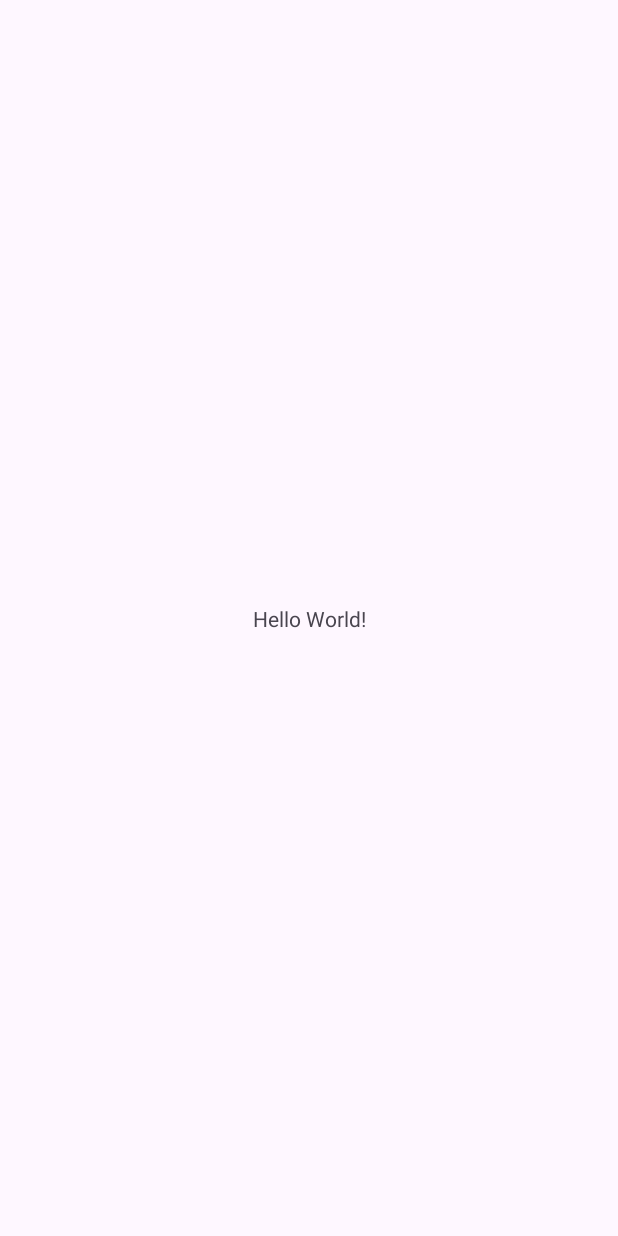
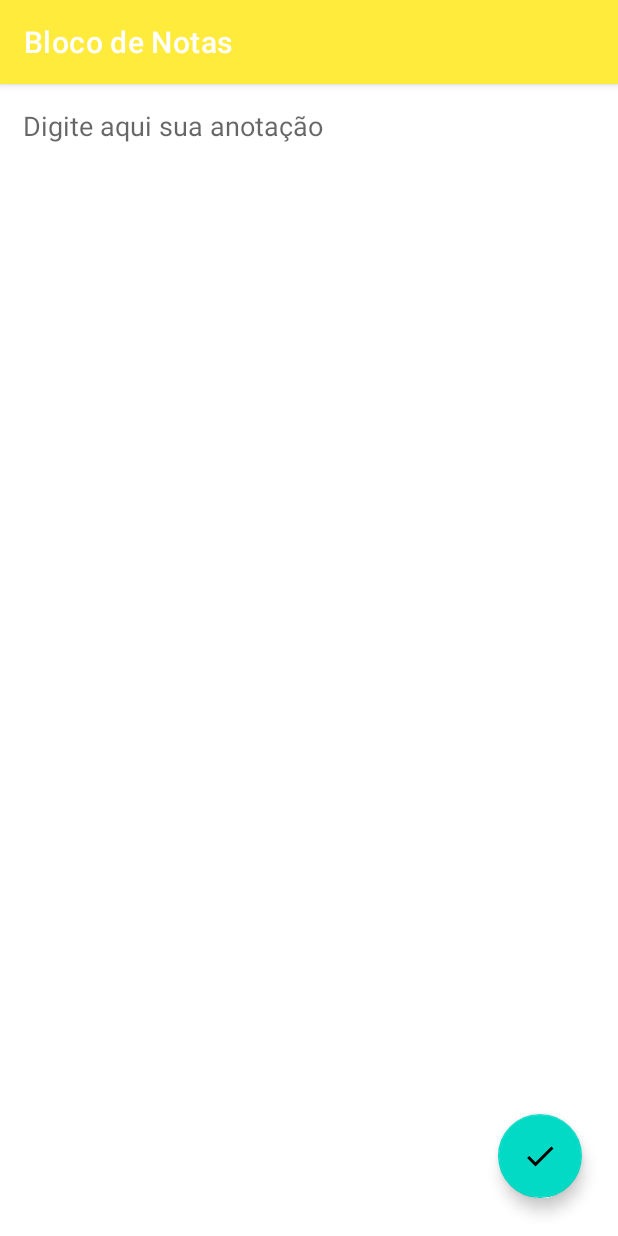
Before and after one commit to gildairmoreira/app-blocoDeNotas, an Android app: the screen it shows after launch (MainActivity), on a phone screen of 412 x 824 dp. Before the commit the screen is almost empty. Run offline under Robolectric (Android 15) with nearby library versions, the phone set to English and light mode, and no system bars.

Commit message:
feat: layout pronto

```diff
--- a/app/src/main/java/com/gildair/blocodenotas/MainActivity.java
+++ b/app/src/main/java/com/gildair/blocodenotas/MainActivity.java
@@ -13,7 +13,6 @@ public class MainActivity extends AppCompatActivity {
     @Override
     protected void onCreate(Bundle savedInstanceState) {
         super.onCreate(savedInstanceState);
-        EdgeToEdge.enable(this);
         setContentView(R.layout.activity_main);
         ViewCompat.setOnApplyWindowInsetsListener(findViewById(R.id.main), (v, insets) -> {
             Insets systemBars = insets.getInsets(WindowInsetsCompat.Type.systemBars());
--- /dev/null
+++ b/app/src/main/res/drawable/ic_salvar.xml
@@ -0,0 +1,5 @@
+<vector xmlns:android="http://schemas.android.com/apk/res/android" android:height="24dp" android:tint="#FFFFFF" android:viewportHeight="24" android:viewportWidth="24" android:width="24dp">
+
+    <path android:fillColor="@android:color/white" android:pathData="M9,16.17L4.83,12l-1.42,1.41L9,19 21,7l-1.41,-1.41z"/>
+
+</vector>
--- a/app/src/main/res/layout/activity_main.xml
+++ b/app/src/main/res/layout/activity_main.xml
@@ -7,13 +7,38 @@
     android:layout_height="match_parent"
     tools:context=".MainActivity">
 
-    <TextView
+    <EditText
+        android:id="@+id/editAnotacao"
+        android:layout_width="match_parent"
+        android:layout_height="match_parent"
+        android:text=""
+        android:hint="Digite aqui sua anotação"
+        android:textColor="@color/black"
+        android:textSize="18sp"
+        android:background="@color/white"
+        android:inputType="textMultiLine"
+        android:singleLine="false"
+        android:gravity="start"
+        android:padding="15dp"
+        app:layout_constraintStart_toStartOf="parent"
+        app:layout_constraintEnd_toEndOf="parent"
+        app:layout_constraintTop_toTopOf="parent"
+        app:layout_constraintBottom_toBottomOf="parent"
+        />
+
+    <com.google.android.material.floatingactionbutton.FloatingActionButton
+        android:id="@+id/fb_salvar"
         android:layout_width="wrap_content"
         android:layout_height="wrap_content"
-        android:text="Hello World!"
-        app:layout_constraintBottom_toBottomOf="parent"
-        app:layout_constraintEnd_toEndOf="parent"
-        app:layout_constraintStart_toStartOf="parent"
-        app:layout_constraintTop_toTopOf="parent" />
+        android:clickable="true"
+        android:contentDescription="SAVE"
+        app:layout_constraintBottom_toBottomOf="@id/editAnotacao"
+        app:layout_constraintEnd_toEndOf="@id/editAnotacao"
+        app:layout_constraintHorizontal_bias="0.932"
+        app:layout_constraintStart_toStartOf="@id/editAnotacao"
+        app:layout_constraintTop_toTopOf="@id/editAnotacao"
+        app:layout_constraintVertical_bias="0.964"
+        app:srcCompat="@drawable/ic_salvar"
+        tools:ignore="VectorDrawableCompact"/>
 
 </androidx.constraintlayout.widget.ConstraintLayout>
--- a/app/src/main/res/values/colors.xml
+++ b/app/src/main/res/values/colors.xml
@@ -2,4 +2,5 @@
 <resources>
     <color name="black">#FF000000</color>
     <color name="white">#FFFFFFFF</color>
+    <color name="yellow">#FFEB3B</color>
 </resources>
--- a/app/src/main/res/values/themes.xml
+++ b/app/src/main/res/values/themes.xml
@@ -1,8 +1,12 @@
 <resources xmlns:tools="http://schemas.android.com/tools">
     <!-- Base application theme. -->
-    <style name="Base.Theme.BlocoDeNotas" parent="Theme.Material3.DayNight.NoActionBar">
+    <style name="Base.Theme.BlocoDeNotas" parent="Theme.MaterialComponents.DayNight.DarkActionBar">
         <!-- Customize your light theme here. -->
-        <!-- <item name="colorPrimary">@color/my_light_primary</item> -->
+       <item name="colorPrimary">@color/yellow</item>
+        <item name="colorAccent">@color/yellow</item>
+
+        <item name="android:statusBarColor">@color/black</item>
+        <item name="android:windowDrawsSystemBarBackgrounds">true</item>
     </style>
 
     <style name="Theme.BlocoDeNotas" parent="Base.Theme.BlocoDeNotas" />
```
